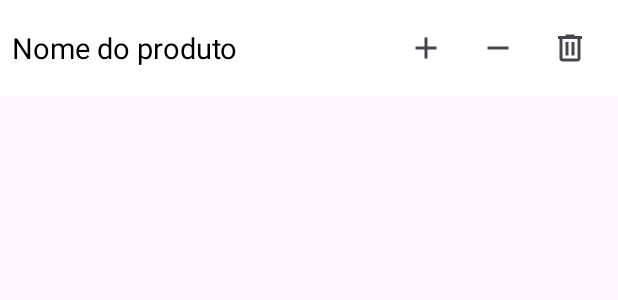
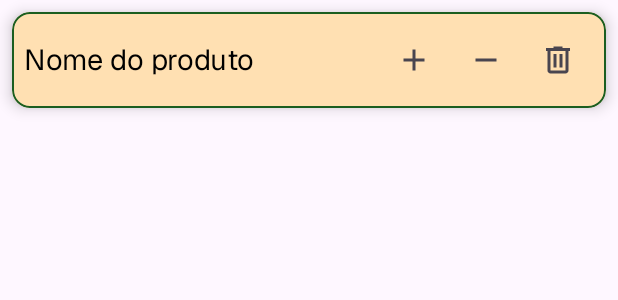
Before and after one commit to pedrosrfm/Gest-oEstoque_Android, an Android app: the layout item_produto.xml on its own in the app's theme, with its tools: preview values and no code run, on a phone screen of 412 x 824 dp. Shown: the top 300 px of the screen. Run offline under Robolectric (Android 15) with nearby library versions, the phone set to English and light mode, and no system bars.

Commit message:
Melhoria da tela inicial e começo da estruturação do banco de dados

```diff
--- a/app/build.gradle.kts
+++ b/app/build.gradle.kts
@@ -48,6 +48,8 @@ dependencies {
     implementation(libs.material)
     implementation(libs.androidx.activity)
     implementation(libs.androidx.constraintlayout)
+    implementation(libs.androidx.room.common.jvm)
+    implementation(libs.androidx.room.runtime.android)
     testImplementation(libs.junit)
     androidTestImplementation(libs.androidx.junit)
     androidTestImplementation(libs.androidx.espresso.core)
--- a/app/src/main/java/com/example/estoque/ProdutoAdapter.kt
+++ b/app/src/main/java/com/example/estoque/ProdutoAdapter.kt
@@ -30,7 +30,7 @@ class ProdutoAdapter(
 
     override fun onBindViewHolder(holder: ProdutoViewHolder, position: Int) {
         val produto = produtos[position]
-        holder.tvNomeProduto.text = "${produto.nome} (${produto.quantidade})"
+        holder.tvNomeProduto.text = "${produto.nome} - ${produto.quantidade}"
 
         holder.btnAdicionar.setOnClickListener {
             it.animate().scaleX(0.9f).scaleY(0.9f).setDuration(50).withEndAction {
--- a/app/src/main/res/layout/item_produto.xml
+++ b/app/src/main/res/layout/item_produto.xml
@@ -1,11 +1,22 @@
 <?xml version="1.0" encoding="utf-8"?>
-<androidx.constraintlayout.widget.ConstraintLayout xmlns:android="http://schemas.android.com/apk/res/android"
+<com.google.android.material.card.MaterialCardView
     android:layout_width="match_parent"
     android:layout_height="wrap_content"
+    xmlns:android="http://schemas.android.com/apk/res/android"
     xmlns:app="http://schemas.android.com/apk/res-auto"
-    android:background="#FFFFFF"
-    android:padding="8dp"
-    android:layout_marginBottom="8dp">
+    android:layout_margin="8dp"
+    app:cardBackgroundColor="@color/cardBackground"
+    app:cardCornerRadius="12dp"
+    app:cardElevation="6dp"
+    app:strokeColor="@color/primary"
+    app:strokeWidth="1dp"
+    android:clickable="true"
+    android:foreground="?attr/selectableItemBackground">
+
+    <androidx.constraintlayout.widget.ConstraintLayout
+        android:layout_width="match_parent"
+        android:layout_height="wrap_content"
+        android:padding="8dp">
 
         <TextView
             android:id="@+id/tvNomeProduto"
@@ -15,6 +26,7 @@
             android:text="Nome do produto"
             android:gravity="center_vertical"
             android:textColor="#000000"
+            android:fontFamily="@font/geist"
             android:textSize="19sp"
             app:layout_constraintBottom_toBottomOf="parent"
             app:layout_constraintEnd_toStartOf="@+id/btnRemover"
@@ -59,4 +71,21 @@
             app:layout_constraintBottom_toBottomOf="parent"
             android:layout_marginStart="8dp" />
 
+
     </androidx.constraintlayout.widget.ConstraintLayout>
+
+    </com.google.android.material.card.MaterialCardView>
+
+
+
+<!--<androidx.constraintlayout.widget.ConstraintLayout xmlns:android="http://schemas.android.com/apk/res/android"-->
+<!--    android:layout_width="match_parent"-->
+<!--    android:layout_height="wrap_content"-->
+<!--    xmlns:app="http://schemas.android.com/apk/res-auto"-->
+<!--    android:background="#FFFFFF"-->
+<!--    android:padding="8dp"-->
+<!--    android:layout_marginBottom="8dp">-->
+
+
+
+<!--</androidx.constraintlayout.widget.ConstraintLayout>-->
--- a/app/src/main/res/values/colors.xml
+++ b/app/src/main/res/values/colors.xml
@@ -2,4 +2,12 @@
 <resources>
     <color name="black">#FF000000</color>
     <color name="white">#FFFFFFFF</color>
+    <color name="background">#FFF8E1</color>
+    <color name="cardBackground">#FFE0B2</color>
+    <color name="primary">#1B5E20</color>
+    <color name="primaryDark">#388E3C</color>
+    <color name="accent">#2196F3</color>
+    <color name="textPrimary">#3E2723</color>
+    <color name="textSecondary">#5D4037</color>
+    <color name="error">#F44336</color>
 </resources>
```
Also changed, not shown: app/src/main/java/com/example/estoque/AppDatabase.kt (added, +9 -0 lines), app/src/main/java/com/example/estoque/MainActivity.kt (+26 -14 lines), app/src/main/java/com/example/estoque/Produto.kt (+16 -1 lines), app/src/main/java/com/example/estoque/ProdutoDao.kt (added, +20 -0 lines), app/src/main/java/com/example/estoque/TipoProduto.java (added, +8 -0 lines), app/src/main/res/layout/activity_main.xml (+53 -33 lines), gradle/libs.versions.toml (+8 -0 lines), app/src/main/res/font/geist.ttf (added). Lines whose indentation alone changed are shown as unchanged.
